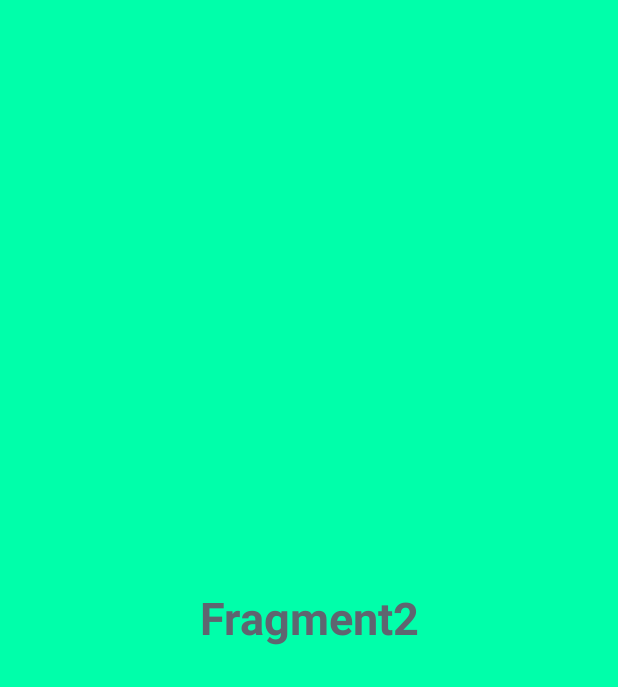
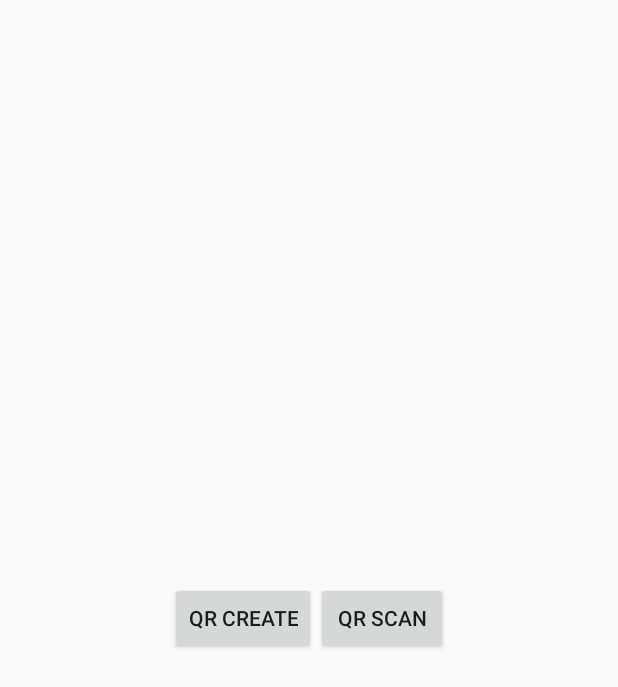
Before and after one commit to goo-gy/lovidence, an Android app: the fragment Menu2Fragment shown on its own in the app's theme, on a phone screen of 412 x 824 dp. Shown: the top 687 px of the screen. Run offline under Robolectric (Android 15) with nearby library versions, the phone set to English and light mode, and no system bars.

Commit message:
add qrcode in fragment2
generated qrcode in generateQrCode class(string)

```diff
--- a/lovidence/app/src/main/java/com/example/lovidence/MainActivity.java
+++ b/lovidence/app/src/main/java/com/example/lovidence/MainActivity.java
@@ -7,6 +7,8 @@ import androidx.appcompat.app.AppCompatActivity;
 import androidx.fragment.app.FragmentManager;
 import androidx.fragment.app.FragmentTransaction;
 import android.widget.FrameLayout;
+
+import com.example.lovidence.fragments.*;
 import com.google.android.material.bottomnavigation.BottomNavigationView;
 
 public class MainActivity extends AppCompatActivity {
--- a/lovidence/app/src/main/java/com/example/lovidence/Menu2Fragment.java
+++ /dev/null
@@ -1,21 +0,0 @@
-package com.example.lovidence;
-
-import android.os.Bundle;
-import android.view.LayoutInflater;
-import android.view.View;
-import android.view.ViewGroup;
-
-import androidx.annotation.NonNull;
-import androidx.annotation.Nullable;
-import androidx.fragment.app.Fragment;
-
-public class Menu2Fragment extends Fragment {
-    View viewGroup;
-
-    @Nullable
-    @Override
-    public View onCreateView(@NonNull LayoutInflater inflater, @Nullable ViewGroup container, @Nullable Bundle savedInstanceState) {
-        viewGroup = inflater.inflate(R.layout.fragment_menu2, container, false);
-        return viewGroup;
-    }
-}
--- a/lovidence/app/src/main/java/com/example/lovidence/Menu1Fragment.java
+++ b/lovidence/app/src/main/java/com/example/lovidence/fragments/Menu1Fragment.java
@@ -1,4 +1,4 @@
-package com.example.lovidence;
+package com.example.lovidence.fragments;
 
 import android.app.DatePickerDialog;
 import android.content.Context;
@@ -18,6 +18,7 @@ import android.widget.TextView;
 import androidx.annotation.NonNull;
 import androidx.annotation.Nullable;
 import androidx.fragment.app.Fragment;
+import com.example.lovidence.R;
 
 import java.net.URI;
 import java.text.ParseException;
--- /dev/null
+++ b/lovidence/app/src/main/java/com/example/lovidence/fragments/Menu2Fragment.java
@@ -0,0 +1,76 @@
+package com.example.lovidence.fragments;
+
+import android.Manifest;
+import android.content.Intent;
+import android.content.pm.PackageManager;
+import android.os.Bundle;
+import android.view.LayoutInflater;
+import android.view.View;
+import android.view.ViewGroup;
+import android.widget.Button;
+import android.widget.Toast;
+
+import androidx.annotation.NonNull;
+import androidx.annotation.Nullable;
+import androidx.core.app.ActivityCompat;
+import androidx.fragment.app.Fragment;
+
+import com.example.lovidence.*;
+import com.example.lovidence.R;
+import com.google.zxing.integration.android.IntentIntegrator;
+import com.google.zxing.integration.android.IntentResult;
+
+public class Menu2Fragment extends Fragment {
+    private Button createQRBtn;
+    private Button scanQRBtn;
+
+    @Override
+    public void onCreate(@Nullable Bundle savedInstanceState) {
+        super.onCreate(savedInstanceState);
+        ActivityCompat.requestPermissions(this.getActivity(),new String[]{Manifest.permission.CAMERA}, PackageManager.PERMISSION_GRANTED);
+    }
+
+    @Nullable
+    @Override
+    public View onCreateView(@NonNull LayoutInflater inflater, @Nullable ViewGroup container, @Nullable Bundle savedInstanceState) {
+        View view = inflater.inflate(R.layout.fragment_menu2, container, false);
+        createQRBtn = view.findViewById(R.id.createQR);
+        scanQRBtn = view.findViewById(R.id.scanQR);
+
+
+        createQRBtn.setOnClickListener(new View.OnClickListener(){
+            public void onClick(View v){
+                Intent intent = new Intent(getActivity(), GenerateQrCode.class);
+                startActivity(intent);
+            }
+        });
+
+        scanQRBtn.setOnClickListener(new View.OnClickListener(){
+            public void onClick(View v){
+                ScanButton(v);
+            }
+        });
+
+        return view;
+    }
+
+    public void ScanButton(View view){
+        IntentIntegrator integrator = new IntentIntegrator(this.getActivity());
+        integrator.initiateScan();
+    }
+
+    @Override
+    public void onActivityResult(int requestCode, int resultCode, @Nullable Intent data) {
+        IntentResult intentResult = IntentIntegrator.parseActivityResult(requestCode, resultCode, data);
+
+        if (intentResult != null) {
+            if (intentResult.getContents() == null) {
+                Toast.makeText(getActivity(), "Cancelled", Toast.LENGTH_LONG).show();
+            } else {
+                Toast.makeText(getActivity(), intentResult.getContents(), Toast.LENGTH_LONG).show();
+            }
+        }
+
+        super.onActivityResult(requestCode, resultCode, data);
+    }
+}
--- a/lovidence/app/src/main/java/com/example/lovidence/Menu3Fragment.java
+++ b/lovidence/app/src/main/java/com/example/lovidence/fragments/Menu3Fragment.java
@@ -1,4 +1,4 @@
-package com.example.lovidence;
+package com.example.lovidence.fragments;
 
 import android.os.Bundle;
 import android.view.LayoutInflater;
@@ -9,6 +9,8 @@ import android.widget.TextView;
 import androidx.annotation.NonNull;
 import androidx.annotation.Nullable;
 import androidx.fragment.app.Fragment;
+
+import com.example.lovidence.R;
 
 import java.util.Calendar;
 import java.util.GregorianCalendar;
--- a/lovidence/app/src/main/java/com/example/lovidence/Menu4Fragment.java
+++ b/lovidence/app/src/main/java/com/example/lovidence/fragments/Menu4Fragment.java
@@ -1,4 +1,4 @@
-package com.example.lovidence;
+package com.example.lovidence.fragments;
 
 import android.os.Bundle;
 import android.view.LayoutInflater;
@@ -8,6 +8,8 @@ import android.view.ViewGroup;
 import androidx.annotation.NonNull;
 import androidx.annotation.Nullable;
 import androidx.fragment.app.Fragment;
+
+import com.example.lovidence.R;
 
 public class Menu4Fragment extends Fragment {
     ViewGroup viewGroup;
--- a/lovidence/app/src/main/res/layout/fragment_menu2.xml
+++ b/lovidence/app/src/main/res/layout/fragment_menu2.xml
@@ -1,15 +1,27 @@
 <?xml version="1.0" encoding="utf-8"?>
-<LinearLayout xmlns:android="http://schemas.android.com/apk/res/android"
-    android:orientation="vertical" android:layout_width="match_parent"
+<RelativeLayout xmlns:android="http://schemas.android.com/apk/res/android"
+    xmlns:tools="http://schemas.android.com/tools"
+    android:layout_width="match_parent"
     android:layout_height="match_parent"
-    android:gravity="center"
-    android:background="#00FFAA">
+    tools:context=".MainActivity">
 
-    <TextView android:layout_width="match_parent"
+    <LinearLayout
+        android:layout_width="wrap_content"
         android:layout_height="wrap_content"
-        android:gravity="center"
-        android:text="Fragment2"
-        android:textColor="#5F6570"
-        android:textSize="30sp"
-        android:textStyle="bold" />
-</LinearLayout>
+        android:layout_centerInParent="true"
+        android:orientation="horizontal">
+
+        <Button
+            android:id="@+id/createQR"
+            android:layout_width="wrap_content"
+            android:layout_height="wrap_content"
+            android:text="QR Create" />
+
+        <Button
+            android:id="@+id/scanQR"
+            android:layout_width="wrap_content"
+            android:layout_height="wrap_content"
+            android:text="QR Scan" />
+
+    </LinearLayout>
+</RelativeLayout>
```
Also changed, not shown: lovidence/app/build.gradle (+7 -4 lines), lovidence/app/src/main/AndroidManifest.xml (+11 -12 lines), lovidence/app/src/main/java/com/example/lovidence/GenerateQrCode.java (added, +32 -0 lines), lovidence/app/src/main/res/layout/activity_generate_qr_code.xml (added, +16 -0 lines).
